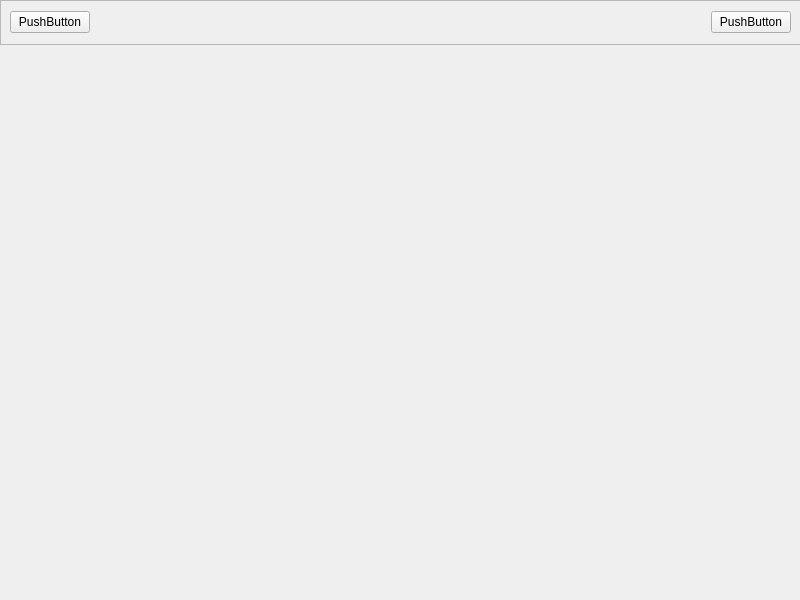
Qt form form.ui (HagaiRaja/AudioAI) before a commit.
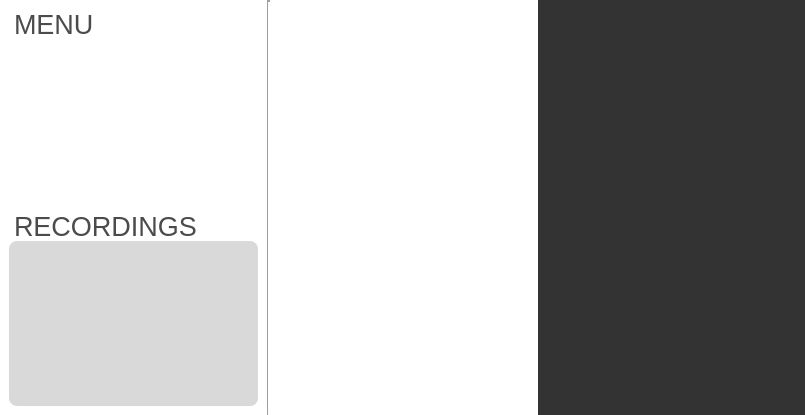
The same form after that commit.

Commit message: Implement base layout

Diff of the .ui file:
```diff
--- a/form.ui
+++ b/form.ui
@@ -6,58 +6,295 @@
    <rect>
     <x>0</x>
     <y>0</y>
-    <width>800</width>
-    <height>600</height>
+    <width>805</width>
+    <height>415</height>
    </rect>
   </property>
   <property name="windowTitle">
    <string>Main</string>
   </property>
-  <widget class="QFrame" name="frame">
-   <property name="geometry">
-    <rect>
-     <x>0</x>
-     <y>0</y>
-     <width>801</width>
-     <height>45</height>
-    </rect>
+  <layout class="QHBoxLayout" name="horizontalLayout">
+   <property name="spacing">
+    <number>0</number>
    </property>
-   <property name="frameShape">
-    <enum>QFrame::Shape::StyledPanel</enum>
+   <property name="leftMargin">
+    <number>0</number>
    </property>
-   <property name="frameShadow">
-    <enum>QFrame::Shadow::Raised</enum>
+   <property name="topMargin">
+    <number>0</number>
    </property>
-   <layout class="QHBoxLayout" name="horizontalLayout">
-    <item>
-     <widget class="QPushButton" name="pushButton_2">
-      <property name="text">
-       <string>PushButton</string>
-      </property>
-     </widget>
-    </item>
-    <item>
-     <spacer name="horizontalSpacer">
-      <property name="orientation">
-       <enum>Qt::Orientation::Horizontal</enum>
-      </property>
-      <property name="sizeHint" stdset="0">
-       <size>
-        <width>40</width>
-        <height>20</height>
-       </size>
-      </property>
-     </spacer>
-    </item>
-    <item>
-     <widget class="QPushButton" name="pushButton">
-      <property name="text">
-       <string>PushButton</string>
-      </property>
-     </widget>
-    </item>
-   </layout>
-  </widget>
+   <property name="rightMargin">
+    <number>0</number>
+   </property>
+   <property name="bottomMargin">
+    <number>0</number>
+   </property>
+   <item>
+    <widget class="QFrame" name="frame">
+     <property name="maximumSize">
+      <size>
+       <width>300</width>
+       <height>16777215</height>
+      </size>
+     </property>
+     <property name="styleSheet">
+      <string notr="true">background-color: rgb(255, 255, 255);border: 0;</string>
+     </property>
+     <property name="frameShape">
+      <enum>QFrame::Shape::StyledPanel</enum>
+     </property>
+     <property name="frameShadow">
+      <enum>QFrame::Shadow::Raised</enum>
+     </property>
+     <property name="lineWidth">
+      <number>0</number>
+     </property>
+     <layout class="QVBoxLayout" name="verticalLayout">
+      <item>
+       <widget class="QFrame" name="frame_4">
+        <property name="styleSheet">
+         <string notr="true">border: 0;</string>
+        </property>
+        <property name="frameShape">
+         <enum>QFrame::Shape::StyledPanel</enum>
+        </property>
+        <property name="frameShadow">
+         <enum>QFrame::Shadow::Raised</enum>
+        </property>
+        <property name="lineWidth">
+         <number>0</number>
+        </property>
+        <layout class="QVBoxLayout" name="verticalLayout_2">
+         <property name="spacing">
+          <number>0</number>
+         </property>
+         <property name="leftMargin">
+          <number>0</number>
+         </property>
+         <property name="topMargin">
+          <number>0</number>
+         </property>
+         <property name="rightMargin">
+          <number>0</number>
+         </property>
+         <property name="bottomMargin">
+          <number>0</number>
+         </property>
+         <item>
+          <widget class="QFrame" name="frame_6">
+           <property name="maximumSize">
+            <size>
+             <width>16777215</width>
+             <height>30</height>
+            </size>
+           </property>
+           <property name="styleSheet">
+            <string notr="true">border: 0;</string>
+           </property>
+           <property name="frameShape">
+            <enum>QFrame::Shape::StyledPanel</enum>
+           </property>
+           <property name="frameShadow">
+            <enum>QFrame::Shadow::Raised</enum>
+           </property>
+           <property name="lineWidth">
+            <number>0</number>
+           </property>
+           <layout class="QHBoxLayout" name="horizontalLayout_2">
+            <property name="spacing">
+             <number>0</number>
+            </property>
+            <property name="leftMargin">
+             <number>5</number>
+            </property>
+            <property name="topMargin">
+             <number>0</number>
+            </property>
+            <property name="rightMargin">
+             <number>0</number>
+            </property>
+            <property name="bottomMargin">
+             <number>0</number>
+            </property>
+            <item>
+             <widget class="QLabel" name="label">
+              <property name="styleSheet">
+               <string notr="true">color: #4B4B4B;
+font-size: 20pt;</string>
+              </property>
+              <property name="lineWidth">
+               <number>0</number>
+              </property>
+              <property name="text">
+               <string>MENU</string>
+              </property>
+             </widget>
+            </item>
+           </layout>
+          </widget>
+         </item>
+         <item>
+          <widget class="QFrame" name="frame_7">
+           <property name="styleSheet">
+            <string notr="true">border: 0;</string>
+           </property>
+           <property name="frameShape">
+            <enum>QFrame::Shape::NoFrame</enum>
+           </property>
+           <property name="frameShadow">
+            <enum>QFrame::Shadow::Raised</enum>
+           </property>
+           <property name="lineWidth">
+            <number>0</number>
+           </property>
+          </widget>
+         </item>
+        </layout>
+       </widget>
+      </item>
+      <item>
+       <widget class="QFrame" name="frame_5">
+        <property name="styleSheet">
+         <string notr="true">border: 0;</string>
+        </property>
+        <property name="frameShape">
+         <enum>QFrame::Shape::StyledPanel</enum>
+        </property>
+        <property name="frameShadow">
+         <enum>QFrame::Shadow::Raised</enum>
+        </property>
+        <property name="lineWidth">
+         <number>0</number>
+        </property>
+        <layout class="QVBoxLayout" name="verticalLayout_3">
+         <property name="spacing">
+          <number>0</number>
+         </property>
+         <property name="leftMargin">
+          <number>0</number>
+         </property>
+         <property name="topMargin">
+          <number>0</number>
+         </property>
+         <property name="rightMargin">
+          <number>0</number>
+         </property>
+         <property name="bottomMargin">
+          <number>0</number>
+         </property>
+         <item>
+          <widget class="QFrame" name="frame_9">
+           <property name="maximumSize">
+            <size>
+             <width>16777215</width>
+             <height>30</height>
+            </size>
+           </property>
+           <property name="styleSheet">
+            <string notr="true">border: 0;</string>
+           </property>
+           <property name="frameShape">
+            <enum>QFrame::Shape::StyledPanel</enum>
+           </property>
+           <property name="frameShadow">
+            <enum>QFrame::Shadow::Raised</enum>
+           </property>
+           <layout class="QHBoxLayout" name="horizontalLayout_3">
+            <property name="spacing">
+             <number>0</number>
+            </property>
+            <property name="leftMargin">
+             <number>5</number>
+            </property>
+            <property name="topMargin">
+             <number>0</number>
+            </property>
+            <property name="rightMargin">
+             <number>0</number>
+            </property>
+            <property name="bottomMargin">
+             <number>0</number>
+            </property>
+            <item>
+             <widget class="QLabel" name="label_2">
+              <property name="styleSheet">
+               <string notr="true">color: #4B4B4B;
+font-size: 20pt;</string>
+              </property>
+              <property name="text">
+               <string>RECORDINGS</string>
+              </property>
+             </widget>
+            </item>
+           </layout>
+          </widget>
+         </item>
+         <item>
+          <widget class="QFrame" name="frame_8">
+           <property name="styleSheet">
+            <string notr="true">background-color: #D9D9D9;
+border-radius: 8px;</string>
+           </property>
+           <property name="frameShape">
+            <enum>QFrame::Shape::StyledPanel</enum>
+           </property>
+           <property name="frameShadow">
+            <enum>QFrame::Shadow::Raised</enum>
+           </property>
+           <property name="lineWidth">
+            <number>0</number>
+           </property>
+          </widget>
+         </item>
+        </layout>
+       </widget>
+      </item>
+     </layout>
+    </widget>
+   </item>
+   <item>
+    <widget class="Line" name="line">
+     <property name="lineWidth">
+      <number>2</number>
+     </property>
+     <property name="orientation">
+      <enum>Qt::Orientation::Vertical</enum>
+     </property>
+    </widget>
+   </item>
+   <item>
+    <widget class="QFrame" name="frame_2">
+     <property name="styleSheet">
+      <string notr="true">background-color: rgb(255, 255, 255);border: 0;</string>
+     </property>
+     <property name="frameShape">
+      <enum>QFrame::Shape::StyledPanel</enum>
+     </property>
+     <property name="frameShadow">
+      <enum>QFrame::Shadow::Raised</enum>
+     </property>
+    </widget>
+   </item>
+   <item>
+    <widget class="QFrame" name="frame_3">
+     <property name="maximumSize">
+      <size>
+       <width>400</width>
+       <height>16777215</height>
+      </size>
+     </property>
+     <property name="styleSheet">
+      <string notr="true">background-color: #333333;border: 0;</string>
+     </property>
+     <property name="frameShape">
+      <enum>QFrame::Shape::StyledPanel</enum>
+     </property>
+     <property name="frameShadow">
+      <enum>QFrame::Shadow::Raised</enum>
+     </property>
+    </widget>
+   </item>
+  </layout>
  </widget>
  <resources/>
  <connections/>
```
Left out of the diff: 2 changed lines with no effect on the pictures. The commit also changes 1 other file.
